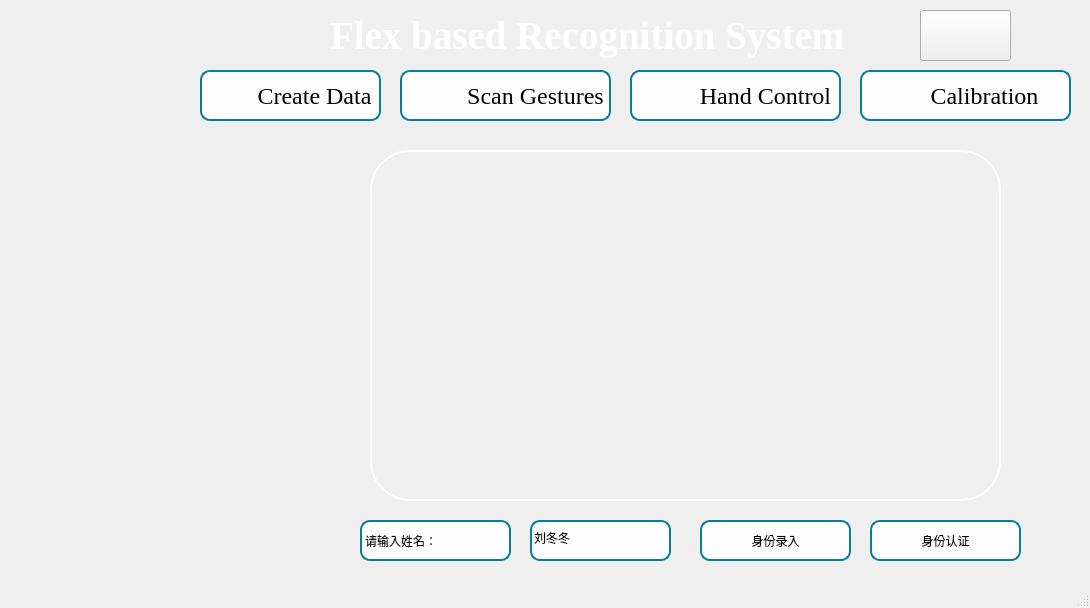
The window that ui_files/FaceRec.ui (liudongdong1/DataGlove) describes before a commit, drawn with Qt 5.
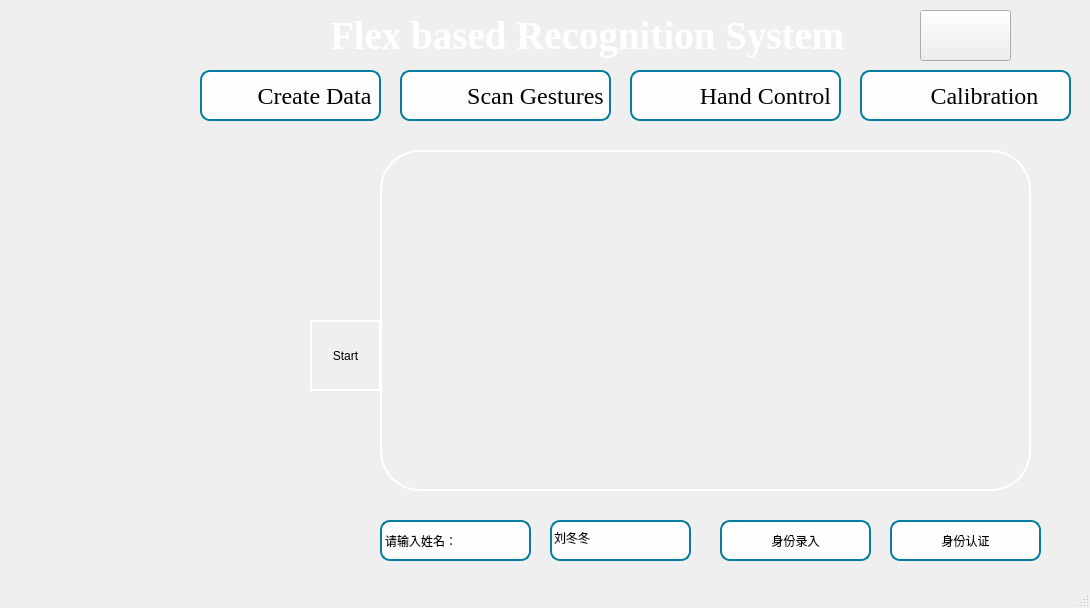
The same window after the commit. Icons and pictures are not drawn.

Diff of the .ui file:
```diff
--- a/ui_files/FaceRec.ui
+++ b/ui_files/FaceRec.ui
@@ -253,10 +253,10 @@
    <widget class="QLabel" name="label_2">
     <property name="geometry">
      <rect>
-      <x>370</x>
+      <x>380</x>
       <y>150</y>
-      <width>631</width>
-      <height>351</height>
+      <width>651</width>
+      <height>341</height>
      </rect>
     </property>
     <property name="styleSheet">
@@ -300,7 +300,7 @@
    <widget class="QPushButton" name="pushButton">
     <property name="geometry">
      <rect>
-      <x>700</x>
+      <x>720</x>
       <y>520</y>
       <width>151</width>
       <height>41</height>
@@ -328,7 +328,7 @@
    <widget class="QPushButton" name="pushButton_2">
     <property name="geometry">
      <rect>
-      <x>870</x>
+      <x>890</x>
       <y>520</y>
       <width>151</width>
       <height>41</height>
@@ -356,7 +356,7 @@
    <widget class="QLineEdit" name="lineEdit">
     <property name="geometry">
      <rect>
-      <x>530</x>
+      <x>550</x>
       <y>520</y>
       <width>141</width>
       <height>41</height>
@@ -384,7 +384,7 @@
    <widget class="QLabel" name="label_3">
     <property name="geometry">
      <rect>
-      <x>360</x>
+      <x>380</x>
       <y>520</y>
       <width>151</width>
       <height>41</height>
@@ -409,6 +409,35 @@
      <string>请输入姓名：</string>
     </property>
    </widget>
+   <widget class="QPushButton" name="pushButton_3">
+    <property name="geometry">
+     <rect>
+      <x>310</x>
+      <y>320</y>
+      <width>71</width>
+      <height>71</height>
+     </rect>
+    </property>
+    <property name="styleSheet">
+     <string notr="true">QPushButton#pushButton_3{
+border-radius: 40px;
+font: 18pt &quot;TImes New Roman&quot;;
+color: black;
+border: 2px solid white;
+border-image:url(&quot;icons/green1.png&quot;) 4 4 4 4 stretch stretch;
+background-repeat:no-repeat;
+background-size:100% 100%;
+}
+QPushButton#pushButton_3:hover
+{
+   color:#067d9e;
+   border-radius: 10px;
+}</string>
+    </property>
+    <property name="text">
+     <string>Start</string>
+    </property>
+   </widget>
   </widget>
   <widget class="QStatusBar" name="statusbar"/>
  </widget>
```
Left out of the diff: 2 changed lines with no effect on the pictures.
